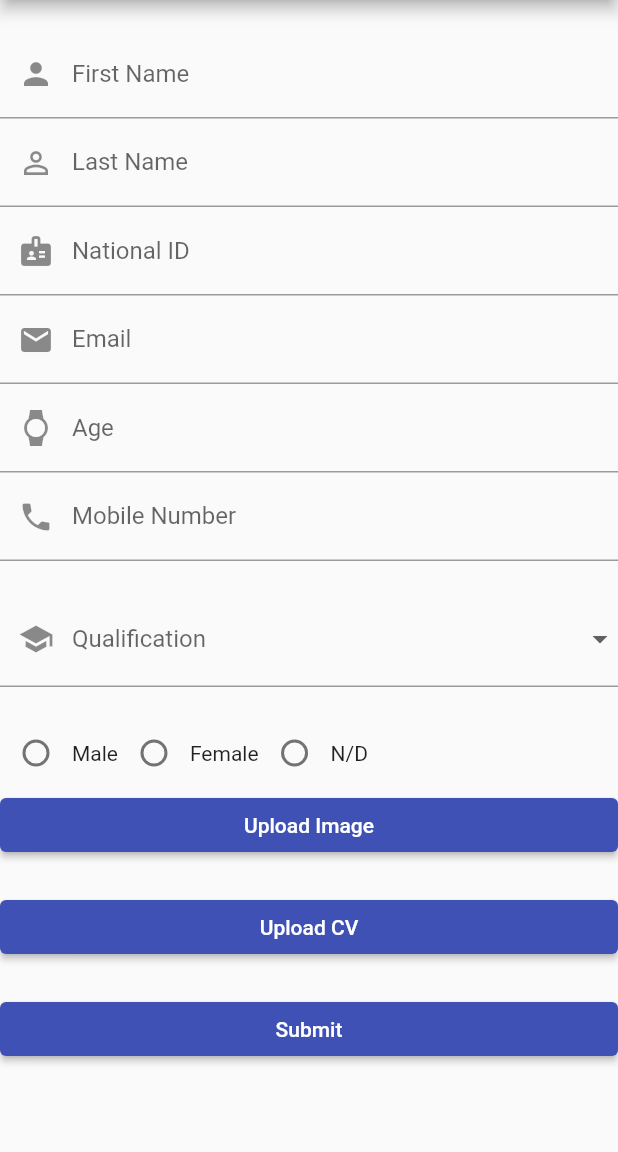
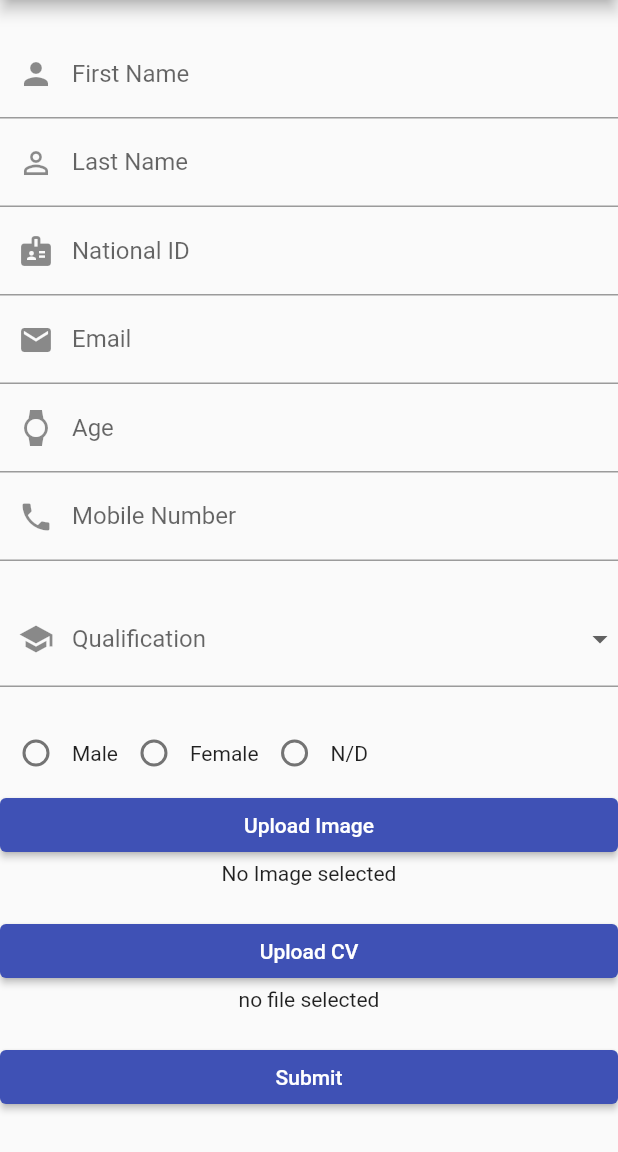
Before and after one commit to bepitome/flutter-file-storage-challenge, a Flutter app: the HomeScreen screen opened directly, after a tap on "Upload Image", on a phone screen of 412 x 824 dp, the part 84-1236 px from its top. Run offline on Flutter 3.47's test engine with Material 2 defaults, Android fonts, the phone set to English and light mode, and no system bars; our stand-ins replace device_info_plus, file_picker, image_picker; network calls fail.

Commit message:
minor bug fix

```diff
--- a/lib/screens/home_screen.dart
+++ b/lib/screens/home_screen.dart
@@ -27,6 +27,10 @@ class _HomeScreenState extends State<HomeScreen> {
   FilePicker? file;
   File? pdf;
   final imagePicker = ImagePicker();
+  int? imageLength;
+  int? pdfLength;
+  String? pdfName;
+  bool imageUploaded = false;
 
   void showSnackBar(BuildContext context, String text) {
     final snackBar = SnackBar(
@@ -43,9 +47,17 @@ class _HomeScreenState extends State<HomeScreen> {
     );
     if (result != null) {
       PlatformFile temp = result.files.first;
-      setState(() {
-        pdf = File(temp.path as String);
-      });
+      if (temp.size > 250000) {
+        // ignore: use_build_context_synchronously
+        showSnackBar(context, 'CV size must be less than 250kb');
+        return;
+      } else {
+        setState(() {
+          pdf = File(temp.path as String);
+          pdfLength = temp.size;
+          pdfName = temp.name;
+        });
+      }
     }
   }
 
@@ -68,11 +80,27 @@ class _HomeScreenState extends State<HomeScreen> {
   Future uploadImage() async {
     // ignore: deprecated_member_use
     var pickedImage = await imagePicker.getImage(source: ImageSource.gallery);
-    if (pickedImage != null) {
-      setState(() {
-        image = File(pickedImage.path);
-      });
+    String imageType = pickedImage!.path.split("/").last.split(".").last;
+    image = File(pickedImage.path);
+
+    imageLength = await image!.length();
+    if (imageType != "png" && imageType != "jpeg" && imageType != "jpg") {
+      // ignore: use_build_context_synchronously
+      showSnackBar(context, "Image type must be png or jpeg or jpg");
+      image = null;
+      return;
     }
+    if (imageLength! > 250000) {
+      // ignore: use_build_context_synchronously
+      showSnackBar(context, "Image size must be less than 250kb");
+      image = null;
+
+      return;
+    }
+    setState(() {
+      image = File(pickedImage.path);
+      imageUploaded = true;
+    });
   }
 
   List gender = ["Male", "Female", "N/D"];
@@ -231,6 +259,9 @@ class _HomeScreenState extends State<HomeScreen> {
                 onPressed: uploadImage,
                 child: const Text('Upload Image'),
               ),
+              imageUploaded
+                  ? const Center(child: Text("Image Uploaded"))
+                  : const Center(child: Text("No Image selected")),
               const SizedBox(
                 height: 20,
               ),
@@ -238,6 +269,9 @@ class _HomeScreenState extends State<HomeScreen> {
                 onPressed: _pickFile,
                 child: const Text('Upload CV'),
               ),
+              pdfName == null
+                  ? const Center(child: Text("no file selected"))
+                  : Center(child: Text(pdfName as String)),
               const SizedBox(
                 height: 20,
               ),
@@ -247,6 +281,15 @@ class _HomeScreenState extends State<HomeScreen> {
                     ScaffoldMessenger.of(context).showSnackBar(
                       const SnackBar(
                         content: Text('Please Select Gender'),
+                      ),
+                    );
+                    return;
+                  }
+                  if ((imageLength! + pdfLength!) > 250000) {
+                    ScaffoldMessenger.of(context).showSnackBar(
+                      const SnackBar(
+                        content:
+                            Text('Image and CV size must be less than 250kb'),
                       ),
                     );
                     return;
--- a/lib/screens/profile_screen.dart
+++ b/lib/screens/profile_screen.dart
@@ -142,6 +142,18 @@ class _ProfilePageState extends State<ProfilePage> {
                             );
                             if (pickedImage != null) {
                               File image = File(pickedImage.path);
+                              int imageLength = await image.length();
+                              if (imageLength > 250000) {
+                                setState(() {
+                                  ScaffoldMessenger.of(context).showSnackBar(
+                                    const SnackBar(
+                                      content: Text(
+                                          'Image size must be less than 250kb'),
+                                    ),
+                                  );
+                                  return;
+                                });
+                              } else {
                                 await API.updateProfileImage(image);
                                 await API.getUser();
                                 setState(() {
@@ -151,7 +163,9 @@ class _ProfilePageState extends State<ProfilePage> {
                                       content: Text('Image Updated'),
                                     ),
                                   );
+                                  return;
                                 });
+                              }
                             }
                           },
                           child: const Text('Edit Profile Picture'),
```
Also changed, not shown: lib/models/server.dart (+7 -2 lines), 1 other file. Lines whose indentation alone changed are shown as unchanged.
